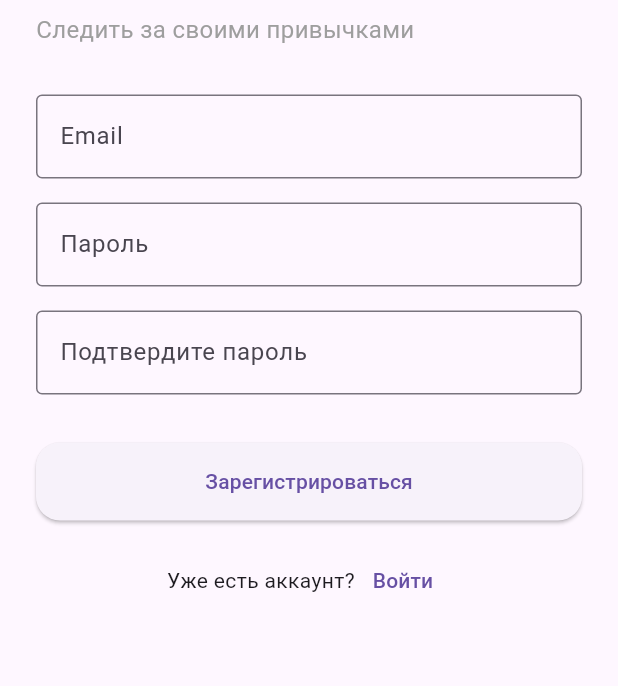
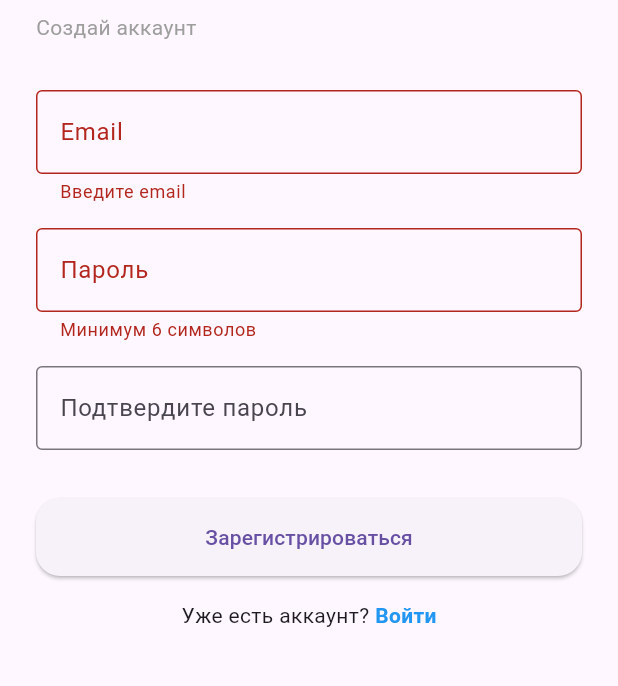
Before and after one commit to Solvq/MeTrack, a Flutter app: the RegisterScreen screen opened directly, after a tap on "Зарегистрироваться", on a phone screen of 412 x 824 dp, the part 165-851 px from its top. Run offline on Flutter 3.47's test engine with Material 3 defaults, Android fonts, the phone set to English and light mode, and no system bars.

Commit message:
fix: Испралена работа экрана регистрации
feat: Реализвана базовая логика регистрации и входа

```diff
--- a/lib/screens/auth/register_screen.dart
+++ b/lib/screens/auth/register_screen.dart
@@ -1,8 +1,43 @@
 import 'package:flutter/material.dart';
 import 'login_screen.dart';
 
-class RegisterScreen extends StatelessWidget {
+class RegisterScreen extends StatefulWidget {
   const RegisterScreen({super.key});
+
+  @override
+  State<RegisterScreen> createState() => _RegisterScreenState();
+}
+
+class _RegisterScreenState extends State<RegisterScreen> {
+  final _formKey = GlobalKey<FormState>();
+
+  final _emailController = TextEditingController();
+  final _passwordController = TextEditingController();
+  final _confirmPasswordController = TextEditingController();
+
+  void _register() {
+    if (!_formKey.currentState!.validate()) return;
+
+    // Здесь позже будет Firebase / API
+    debugPrint('Email: ${_emailController.text}');
+    debugPrint('Password: ${_passwordController.text}');
+
+    // После успешной регистрации → Login
+    Navigator.pushReplacement(
+      context,
+      MaterialPageRoute(
+        builder: (_) => const LoginScreen(),
+      ),
+    );
+  }
+
+  @override
+  void dispose() {
+    _emailController.dispose();
+    _passwordController.dispose();
+    _confirmPasswordController.dispose();
+    super.dispose();
+  }
 
   @override
   Widget build(BuildContext context) {
@@ -10,16 +45,15 @@ class RegisterScreen extends StatelessWidget {
       body: SafeArea(
         child: SingleChildScrollView(
           padding: const EdgeInsets.all(24),
+          child: Form(
+            key: _formKey,
             child: Column(
               crossAxisAlignment: CrossAxisAlignment.stretch,
               children: [
                 const SizedBox(height: 40),
 
-              // Заголовок
                 const Text(
                   'MeTrack',
-
-
                   style: TextStyle(
                     fontSize: 32,
                     fontWeight: FontWeight.bold,
@@ -29,50 +63,71 @@ class RegisterScreen extends StatelessWidget {
                 const SizedBox(height: 8),
 
                 const Text(
-                'Cледить за своими привычками',
-                style: TextStyle(
-                  fontSize: 16,
-                  color: Colors.grey,
-                ),
+                  'Создай аккаунт',
+                  style: TextStyle(color: Colors.grey),
                 ),
 
                 const SizedBox(height: 32),
 
-              // Email
+                /// Email
                 TextFormField(
+                  controller: _emailController,
                   decoration: const InputDecoration(
                     labelText: 'Email',
                     border: OutlineInputBorder(),
                   ),
+                  validator: (value) {
+                    if (value == null || value.isEmpty) {
+                      return 'Введите email';
+                    }
+                    if (!value.contains('@')) {
+                      return 'Некорректный email';
+                    }
+                    return null;
+                  },
                 ),
 
                 const SizedBox(height: 16),
 
-              // Пароль
+                /// Пароль
                 TextFormField(
+                  controller: _passwordController,
                   obscureText: true,
                   decoration: const InputDecoration(
                     labelText: 'Пароль',
                     border: OutlineInputBorder(),
                   ),
+                  validator: (value) {
+                    if (value == null || value.length < 6) {
+                      return 'Минимум 6 символов';
+                    }
+                    return null;
+                  },
                 ),
 
                 const SizedBox(height: 16),
 
-              // Подтверждение пароля
+                /// Подтверждение
                 TextFormField(
+                  controller: _confirmPasswordController,
                   obscureText: true,
                   decoration: const InputDecoration(
                     labelText: 'Подтвердите пароль',
                     border: OutlineInputBorder(),
                   ),
+                  validator: (value) {
+                    if (value != _passwordController.text) {
+                      return 'Пароли не совпадают';
+                    }
+                    return null;
+                  },
                 ),
 
                 const SizedBox(height: 32),
 
-              // Кнопка регистрации
+                /// Кнопка регистрации
                 ElevatedButton(
-  onPressed: () {},
+                  onPressed: _register,
                   style: ElevatedButton.styleFrom(
                     padding: const EdgeInsets.symmetric(vertical: 16),
                     shape: RoundedRectangleBorder(
@@ -82,32 +137,37 @@ class RegisterScreen extends StatelessWidget {
                   child: const Text('Зарегистрироваться'),
                 ),
 
-
                 const SizedBox(height: 16),
 
-              // Переход к входу
+                /// Переход на логин
                 Row(
                   mainAxisAlignment: MainAxisAlignment.center,
                   children: [
-                  const Text('Уже есть аккаунт?'),
-                  TextButton(
-  onPressed: () {
-    Navigator.push(
+                    const Text('Уже есть аккаунт? '),
+                    InkWell(
+                      onTap: () {
+                        Navigator.pushReplacement(
                           context,
                           MaterialPageRoute(
-        builder: (context) => const LoginScreen(),
+                            builder: (_) => const LoginScreen(),
                           ),
                         );
                       },
-  child: const Text('Войти'),
+                      child: const Text(
+                        'Войти',
+                        style: TextStyle(
+                          color: Colors.blue,
+                          fontWeight: FontWeight.w600,
                         ),
-
+                      ),
+                    ),
                   ],
                 ),
               ],
             ),
           ),
         ),
+      ),
     );
   }
 }
```
Also changed, not shown: lib/screens/auth/login_screen.dart (+80 -14 lines). Lines whose indentation alone changed are shown as unchanged.
